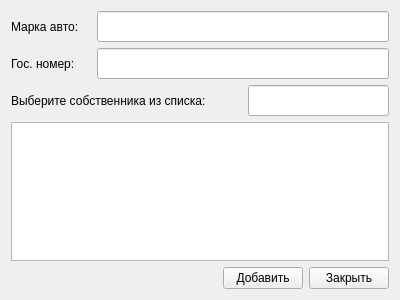
This is ui/new_car.ui in fixtik/Garage_base as Qt 5 draws it before an edit. The edited form follows.
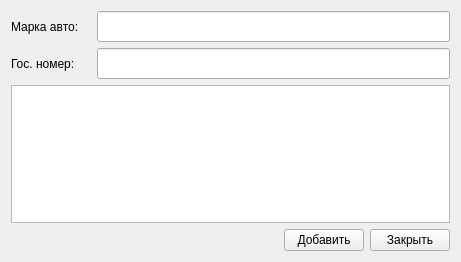
This is the edited form.

```diff
--- a/ui/new_car.ui
+++ b/ui/new_car.ui
@@ -6,8 +6,8 @@
    <rect>
     <x>0</x>
     <y>0</y>
-    <width>400</width>
-    <height>300</height>
+    <width>461</width>
+    <height>262</height>
    </rect>
   </property>
   <property name="windowTitle">
@@ -99,34 +99,7 @@
    <item>
     <layout class="QVBoxLayout" name="verticalLayout_2">
      <item>
-      <layout class="QHBoxLayout" name="horizontalLayout_3">
-       <item>
-        <widget class="QLabel" name="changeOwner_label">
-         <property name="minimumSize">
-          <size>
-           <width>231</width>
-           <height>31</height>
-          </size>
-         </property>
-         <property name="text">
-          <string>Выберите собственника из списка:</string>
-         </property>
-        </widget>
-       </item>
-       <item>
-        <widget class="QLineEdit" name="changeOwner_lineEdit">
-         <property name="minimumSize">
-          <size>
-           <width>0</width>
-           <height>31</height>
-          </size>
-         </property>
-        </widget>
-       </item>
-      </layout>
-     </item>
-     <item>
-      <widget class="QTableView" name="changeOwner_tableView"/>
+      <widget class="QTableView" name="carInDb_tableView"/>
      </item>
     </layout>
    </item>
```
